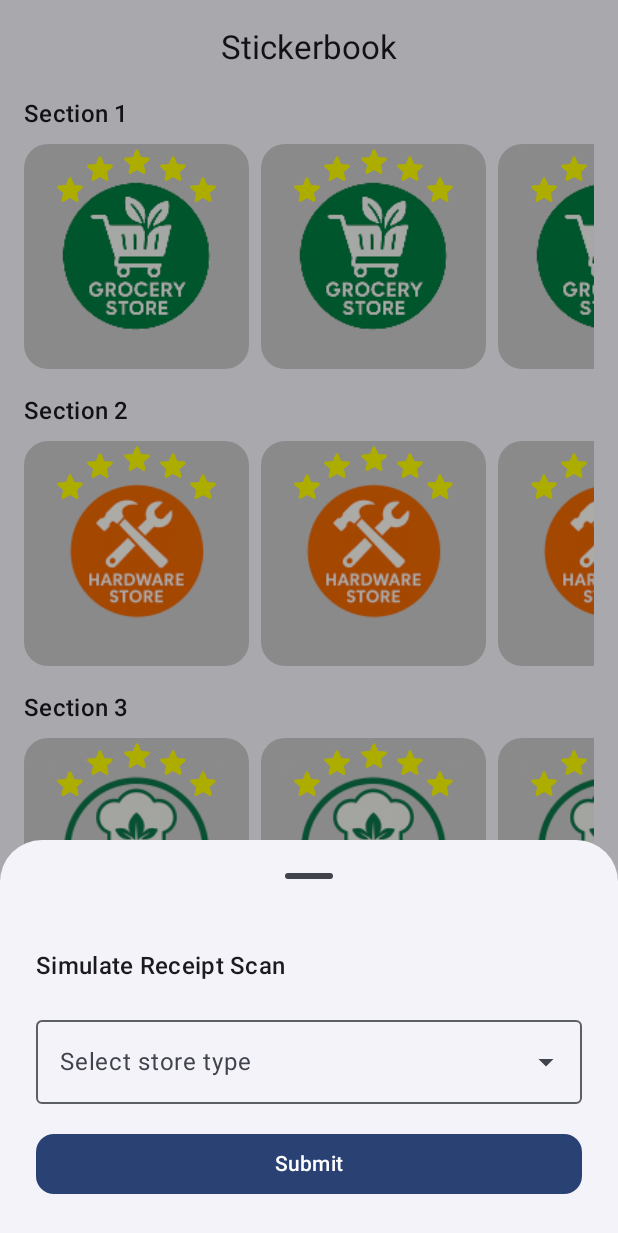
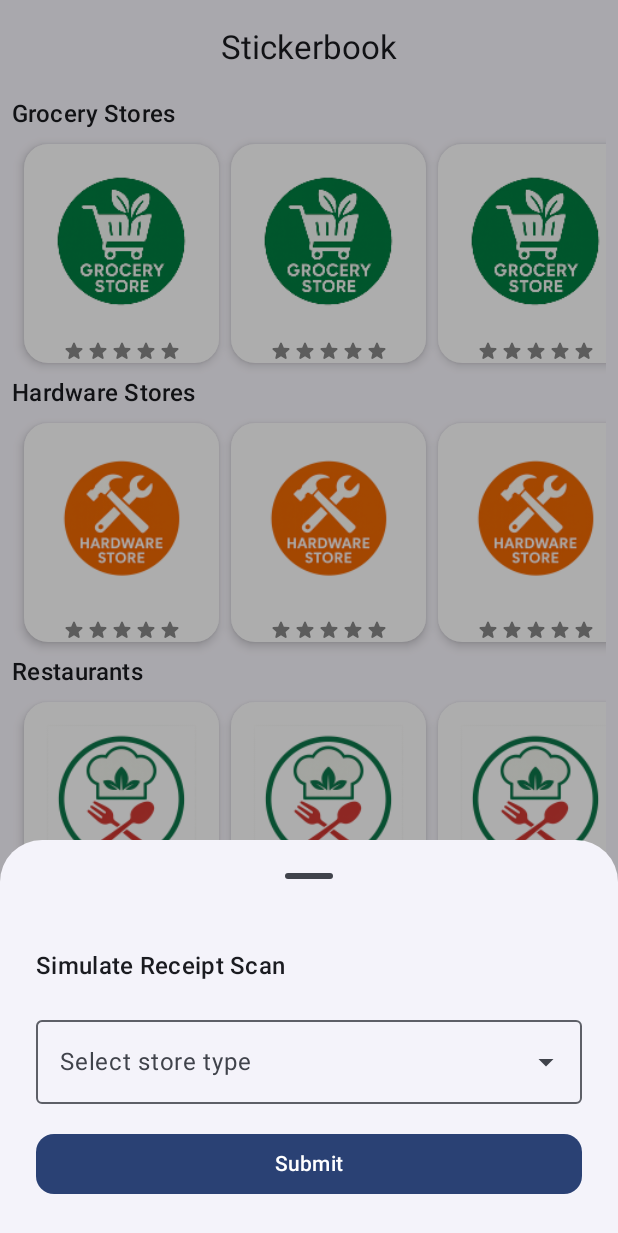
Before and after one commit to m-garey/fetchit-frontend, an Android app built with Jetpack Compose: the screen it shows after launch (MainActivity), after a tap on "Scan a receipt", on a phone screen of 412 x 824 dp. Shown: the top 1233 px of the screen. Run offline under Robolectric (Android 15) with nearby library versions, the phone set to English and light mode, and no system bars; our stand-ins replace Dagger/Hilt's generated code, Room's generated code.

Commit message:
UI changes

```diff
--- /dev/null
+++ b/app/src/main/java/com/fetch/fetchit/feature/state/SectionUiState.kt
@@ -0,0 +1,7 @@
+package com.fetch.fetchit.feature.state
+
+data class SectionUiState(
+    val title: String,
+    val itemCount: Int,
+    val imageResId: Int,
+)
--- /dev/null
+++ b/app/src/main/java/com/fetch/fetchit/ui/stickerbook/ReceiptScanBottomSheet.kt
@@ -0,0 +1,122 @@
+package com.fetch.fetchit.ui.stickerbook
+
+import androidx.compose.foundation.border
+import androidx.compose.foundation.layout.Arrangement
+import androidx.compose.foundation.layout.Column
+import androidx.compose.foundation.layout.fillMaxWidth
+import androidx.compose.foundation.layout.padding
+import androidx.compose.foundation.shape.RoundedCornerShape
+import androidx.compose.material.icons.Icons
+import androidx.compose.material.icons.filled.ArrowDropDown
+import androidx.compose.material3.Button
+import androidx.compose.material3.DropdownMenu
+import androidx.compose.material3.DropdownMenuItem
+import androidx.compose.material3.ExperimentalMaterial3Api
+import androidx.compose.material3.ExposedDropdownMenuBox
+import androidx.compose.material3.Icon
+import androidx.compose.material3.IconButton
+import androidx.compose.material3.MaterialTheme
+import androidx.compose.material3.ModalBottomSheet
+import androidx.compose.material3.OutlinedTextField
+import androidx.compose.material3.SheetState
+import androidx.compose.material3.Text
+import androidx.compose.runtime.Composable
+import androidx.compose.runtime.getValue
+import androidx.compose.runtime.mutableStateOf
+import androidx.compose.runtime.remember
+import androidx.compose.runtime.setValue
+import androidx.compose.ui.Modifier
+import androidx.compose.ui.graphics.Color
+import androidx.compose.ui.unit.dp
+import com.fetch.fetchit.utils.Constants
+
+// Bottom sheet composable
+@OptIn(ExperimentalMaterial3Api::class)
+@Composable
+fun ReceiptScanBottomSheet(
+    onDismiss: () -> Unit,
+    onSubmit: (String) -> Unit,
+    sheetState: SheetState,
+) {
+    val options = Constants.storeTypes
+
+    var expanded by remember { mutableStateOf(false) }
+    var selectedOption by remember { mutableStateOf<String?>(null) }
+    var showError by remember { mutableStateOf(false) }
+
+    ModalBottomSheet(
+        onDismissRequest = onDismiss,
+        sheetState = sheetState,
+    ) {
+        Column(
+            modifier = Modifier.Companion
+                .padding(24.dp)
+                .fillMaxWidth(),
+            verticalArrangement = Arrangement.spacedBy(16.dp),
+        ) {
+            Text(
+                text = "Simulate Receipt Scan",
+                style = MaterialTheme.typography.titleMedium,
+            )
+
+            ExposedDropdownMenuBox(
+                expanded = expanded,
+                onExpandedChange = { expanded = !expanded },
+            ) {
+                OutlinedTextField(
+                    value = selectedOption ?: "",
+                    onValueChange = {},
+                    readOnly = true,
+                    label = { Text("Select store type") },
+                    trailingIcon = {
+                        IconButton(onClick = { expanded = !expanded }) {
+                            Icon(
+                                imageVector = Icons.Filled.ArrowDropDown,
+                                contentDescription = null,
+                            )
+                        }
+                    },
+                    modifier = Modifier.Companion
+                        .menuAnchor()
+                        .fillMaxWidth()
+                        .let { mod ->
+                            if (showError && selectedOption == null) {
+                                mod.border(1.dp, Color.Companion.Red, RoundedCornerShape(4.dp))
+                            } else mod
+                        },
+                    isError = showError && selectedOption == null,
+                )
+
+                DropdownMenu(
+                    expanded = expanded,
+                    onDismissRequest = { expanded = false },
+                ) {
+                    options.forEach { option ->
+                        DropdownMenuItem(
+                            text = { Text(option) },
+                            onClick = {
+                                selectedOption = option
+                                expanded = false
+                                showError = false
+                            },
+                        )
+                    }
+                }
+            }
+
+            Button(
+                onClick = {
+                    if (selectedOption == null) {
+                        showError = true
+                    } else {
+                        onSubmit(selectedOption!!)
+                    }
+                },
+                shape = androidx.compose.foundation.shape.RoundedCornerShape(12.dp),
+                modifier = Modifier.Companion.fillMaxWidth(),
+            ) {
+                Text("Submit")
+            }
+        }
+    }
+}
--- a/app/src/main/java/com/fetch/fetchit/ui/stickerbook/StickerbookRoute.kt
+++ b/app/src/main/java/com/fetch/fetchit/ui/stickerbook/StickerbookRoute.kt
@@ -12,6 +12,7 @@ fun StickerbookRoute(
     val state by viewModel.uiState.collectAsState()
 
     StickerbookScreen(
+        state = state,
         onSubmit = viewModel::onSubmit,
     )
 }
--- a/app/src/main/java/com/fetch/fetchit/ui/stickerbook/StickerbookScreen.kt
+++ b/app/src/main/java/com/fetch/fetchit/ui/stickerbook/StickerbookScreen.kt
@@ -2,35 +2,29 @@ package com.fetch.fetchit.ui.stickerbook
 
 import androidx.compose.foundation.Image
 import androidx.compose.foundation.background
-import androidx.compose.foundation.border
 import androidx.compose.foundation.layout.Arrangement
 import androidx.compose.foundation.layout.Box
 import androidx.compose.foundation.layout.Column
+import androidx.compose.foundation.layout.PaddingValues
+import androidx.compose.foundation.layout.Row
+import androidx.compose.foundation.layout.aspectRatio
 import androidx.compose.foundation.layout.fillMaxSize
 import androidx.compose.foundation.layout.fillMaxWidth
-import androidx.compose.foundation.layout.offset
 import androidx.compose.foundation.layout.padding
 import androidx.compose.foundation.layout.size
+import androidx.compose.foundation.layout.width
 import androidx.compose.foundation.lazy.LazyColumn
 import androidx.compose.foundation.lazy.LazyRow
 import androidx.compose.foundation.lazy.items
 import androidx.compose.foundation.shape.RoundedCornerShape
 import androidx.compose.material.icons.Icons
-import androidx.compose.material.icons.filled.ArrowDropDown
 import androidx.compose.material.icons.rounded.Star
 import androidx.compose.material3.Button
 import androidx.compose.material3.CenterAlignedTopAppBar
-import androidx.compose.material3.DropdownMenu
-import androidx.compose.material3.DropdownMenuItem
 import androidx.compose.material3.ExperimentalMaterial3Api
-import androidx.compose.material3.ExposedDropdownMenuBox
 import androidx.compose.material3.Icon
-import androidx.compose.material3.IconButton
 import androidx.compose.material3.MaterialTheme
-import androidx.compose.material3.ModalBottomSheet
-import androidx.compose.material3.OutlinedTextField
 import androidx.compose.material3.Scaffold
-import androidx.compose.material3.SheetState
 import androidx.compose.material3.Text
 import androidx.compose.material3.rememberModalBottomSheetState
 import androidx.compose.runtime.Composable
@@ -38,22 +32,20 @@ import androidx.compose.runtime.getValue
 import androidx.compose.runtime.mutableStateOf
 import androidx.compose.runtime.remember
 import androidx.compose.runtime.setValue
-import androidx.compose.ui.Alignment
 import androidx.compose.ui.Modifier
+import androidx.compose.ui.draw.shadow
 import androidx.compose.ui.graphics.Color
 import androidx.compose.ui.layout.ContentScale
-import androidx.compose.ui.platform.LocalDensity
 import androidx.compose.ui.res.painterResource
 import androidx.compose.ui.tooling.preview.Preview
 import androidx.compose.ui.unit.dp
 import com.fetch.fetchit.R
 import com.fetch.fetchit.utils.Constants
-import kotlin.math.cos
-import kotlin.math.sin
 
 @OptIn(ExperimentalMaterial3Api::class)
 @Composable
 fun StickerbookScreen(
+    state: StoreStarsUiState,
     onSubmit: (String) -> Unit = {},
 ) {
     val sampleImages = listOf(
@@ -62,18 +54,28 @@ fun StickerbookScreen(
         R.mipmap.restaurant_foreground,
     )
 
-    val sections = List(3) { index ->
+    val sections = listOf(
         SectionUiState(
-            title = "Section ${index + 1}",
-            itemCount = 3,
-            imageResId = sampleImages[index % sampleImages.size]
+            title = "Grocery Stores",
+            storeType = Constants.grocery.name,
+            stars = state.groceryStars,
+            imageResId = sampleImages[0],
+        ),
+        SectionUiState(
+            title = "Hardware Stores",
+            storeType = Constants.hardware.name,
+            stars = state.hardwareStars,
+            imageResId = sampleImages[1],
+        ),
+        SectionUiState(
+            title = "Restaurants",
+            storeType = Constants.restaurant.name,
+            stars = state.restaurantStars,
+            imageResId = sampleImages[2],
+        ),
     )
-    }
 
-    // Bottom sheet & button state
-    val sheetState = rememberModalBottomSheetState(
-        skipPartiallyExpanded = true,
-    )
+    val sheetState = rememberModalBottomSheetState(skipPartiallyExpanded = true)
     var showSheet by remember { mutableStateOf(false) }
 
     Scaffold(
@@ -85,16 +87,13 @@ fun StickerbookScreen(
             )
         },
         bottomBar = {
-            Box(
+            Row(
                 modifier = Modifier
                     .fillMaxWidth()
                     .padding(16.dp),
-                contentAlignment = Alignment.Center,
+                horizontalArrangement = Arrangement.Center,
             ) {
-                Button(
-                    onClick = { showSheet = true },
-                    shape = RoundedCornerShape(50),
-                ) {
+                Button(onClick = { showSheet = true }, shape = RoundedCornerShape(50)) {
                     Text("Scan a receipt")
                 }
             }
@@ -104,7 +103,7 @@ fun StickerbookScreen(
             modifier = Modifier
                 .fillMaxSize()
                 .padding(innerPadding),
-            verticalArrangement = Arrangement.spacedBy(16.dp),
+            verticalArrangement = Arrangement.spacedBy(8.dp),
         ) {
             items(sections) { section ->
                 Section(section)
@@ -126,25 +125,41 @@ fun StickerbookScreen(
 
 private data class SectionUiState(
     val title: String,
-    val itemCount: Int,
+    val storeType: String,
+    val stars: Int,
     val imageResId: Int,
 )
 
 @Composable
-private fun Section(state: SectionUiState) {
+private fun Section(
+    state: SectionUiState,
+    modifier: Modifier = Modifier,
+) {
+    val maxPerSticker = 5
+    val starCounts = mutableListOf<Int>()
+    var remaining = state.stars.coerceAtLeast(0)
+    repeat(3) {
+        val count = minOf(maxPerSticker, remaining)
+        starCounts.add(count)
+        remaining -= count
+    }
+
     Column(
-        modifier = Modifier
-            .fillMaxWidth()
-            .padding(horizontal = 16.dp),
+        modifier = modifier.padding(horizontal = 8.dp),
         verticalArrangement = Arrangement.spacedBy(8.dp),
     ) {
         Text(text = state.title, style = MaterialTheme.typography.titleMedium)
 
         LazyRow(
+            contentPadding = PaddingValues(horizontal = 8.dp),
             horizontalArrangement = Arrangement.spacedBy(8.dp),
         ) {
-            items(state.itemCount) { _ ->
-                StickerItem(imageResId = state.imageResId)
+            items(3) { index ->
+                StickerItem(
+                    imageResId = state.imageResId,
+                    starCount = starCounts[index],
+                    modifier = Modifier.width(130.dp),
+                )
             }
         }
     }
@@ -153,152 +168,53 @@ private fun Section(state: SectionUiState) {
 @Composable
 private fun StickerItem(
     imageResId: Int,
+    starCount: Int,
     modifier: Modifier = Modifier,
 ) {
-    val boxSize = 150.dp
-    val starSize = 24.dp
-
-    Box(
+    Column(
         modifier = modifier
-            .size(boxSize)
-            .background(
-                color = Color.LightGray,
-                shape = MaterialTheme.shapes.large,
-            ),
+            .shadow(elevation = 4.dp, shape = MaterialTheme.shapes.large, clip = false)
+            .background(color = Color.White, shape = MaterialTheme.shapes.large)
     ) {
+        Box {
             Image(
                 painter = painterResource(id = imageResId),
                 contentDescription = null,
-            modifier = Modifier.fillMaxSize(),
+                modifier = Modifier.aspectRatio(1f),
                 contentScale = ContentScale.Crop,
             )
-
-        // Overlay arc of stars
-        val density = LocalDensity.current
-        val starOffsets = remember(density) {
-            with(density) {
-                val boxSizePx = boxSize.toPx()
-                val starSizePx = starSize.toPx()
-                val radiusPx = (boxSizePx - starSizePx) / 2f
-                val centerPx = boxSizePx / 2f - starSizePx / 2f
-
-                val start = 1.0/4.0 * Math.PI
-                val end = 3.0/4.0 * Math.PI
-                (0..4).map { idx ->
-                    val angle = (end - start) * idx / 4 + start
-                    val xPx = centerPx + cos(angle) * radiusPx
-                    val yPx = centerPx - sin(angle) * radiusPx
-                    Pair(xPx.toFloat().toDp(), yPx.toFloat().toDp())
-                }
-            }
         }
 
-        starOffsets.forEach { (x, y) ->
+        Row(
+            modifier = Modifier
+                .fillMaxWidth(),
+            horizontalArrangement = Arrangement.Center,
+        ) {
+            repeat(5) { idx ->
+                val filled = idx < starCount
                 Icon(
                     imageVector = Icons.Rounded.Star,
                     contentDescription = null,
-                tint = Color.Yellow,
-                modifier = Modifier
-                    .size(starSize)
-                    .offset(x = x, y = y),
+                    tint = if (filled) Color.Yellow else Color.Gray,
+                    modifier = Modifier.size(16.dp),
                 )
+            }
         }
     }
 }
 
 @Preview(showBackground = true)
 @Composable
-private fun StickerbookScreenPreview() {
-    StickerbookScreen()
+private fun StickerbookPreview() {
+    StickerbookScreen(
+        state = StoreStarsUiState(groceryStars = 2, hardwareStars = 4, restaurantStars = 7),
+    )
 }
 
-// Bottom sheet composable
-@OptIn(ExperimentalMaterial3Api::class)
+@Preview(showBackground = true, widthDp = 400, heightDp = 640)
 @Composable
-private fun ReceiptScanBottomSheet(
-    onDismiss: () -> Unit,
-    onSubmit: (String) -> Unit,
-    sheetState: SheetState,
-) {
-    val options = Constants.storeTypes
-
-    var expanded by remember { mutableStateOf(false) }
-    var selectedOption by remember { mutableStateOf<String?>(null) }
-    var showError by remember { mutableStateOf(false) }
-
-    ModalBottomSheet(
-        onDismissRequest = onDismiss,
-        sheetState = sheetState,
-    ) {
-        Column(
-            modifier = Modifier
-                .padding(24.dp)
-                .fillMaxWidth(),
-            verticalArrangement = Arrangement.spacedBy(16.dp),
-        ) {
-            Text(
-                text = "Simulate Receipt Scan",
-                style = MaterialTheme.typography.titleMedium,
-            )
-
-            ExposedDropdownMenuBox(
-                expanded = expanded,
-                onExpandedChange = { expanded = !expanded },
-            ) {
-                OutlinedTextField(
-                    value = selectedOption ?: "",
-                    onValueChange = {},
-                    readOnly = true,
-                    label = { Text("Select store type") },
-                    trailingIcon = {
-                        IconButton(onClick = { expanded = !expanded }) {
-                            Icon(
-                                imageVector = Icons.Filled.ArrowDropDown,
-                                contentDescription = null,
+private fun StickerbookPreview2() {
+    StickerbookScreen(
+        state = StoreStarsUiState(groceryStars = 2, hardwareStars = 4, restaurantStars = 7),
     )
 }
-                    },
-                    modifier = Modifier
-                        .menuAnchor()
-                        .fillMaxWidth()
-                        .let { mod ->
-                            if (showError && selectedOption == null) {
-                                mod.border(1.dp, Color.Red, RoundedCornerShape(4.dp))
-                            } else mod
-                        },
-                    isError = showError && selectedOption == null,
-                )
-
-                DropdownMenu(
-                    expanded = expanded,
-                    onDismissRequest = { expanded = false },
-                ) {
-                    options.forEach { option ->
-                        DropdownMenuItem(
-                            text = { Text(option) },
-                            onClick = {
-                                selectedOption = option
-                                expanded = false
-                                showError = false
-                            },
-                        )
-                    }
-                }
-            }
-
-            Button(
-                onClick = {
-                    if (selectedOption == null) {
-                        showError = true
-                    } else {
-                        onSubmit(selectedOption!!)
-                    }
-                },
-                shape = RoundedCornerShape(12.dp),
-                modifier = Modifier.fillMaxWidth(),
-            ) {
-                Text("Submit")
-            }
-        }
-    }
-}
--- a/app/src/main/java/com/fetch/fetchit/ui/stickerbook/StickerbookViewModel.kt
+++ b/app/src/main/java/com/fetch/fetchit/ui/stickerbook/StickerbookViewModel.kt
@@ -26,7 +26,7 @@ class StickerbookViewModel @Inject constructor(
     private val incrementStarsUseCase: IncrementStarsUseCase,
 ) : ViewModel() {
 
-    val uiState: StateFlow<StoreStarsUiState> = kotlinx.coroutines.flow.combine(
+    val uiState: StateFlow<StoreStarsUiState> = combine(
         getStarsUseCase(Constants.grocery.name),
         getStarsUseCase(Constants.hardware.name),
         getStarsUseCase(Constants.restaurant.name),
```
Lines whose indentation alone changed are shown as unchanged.
